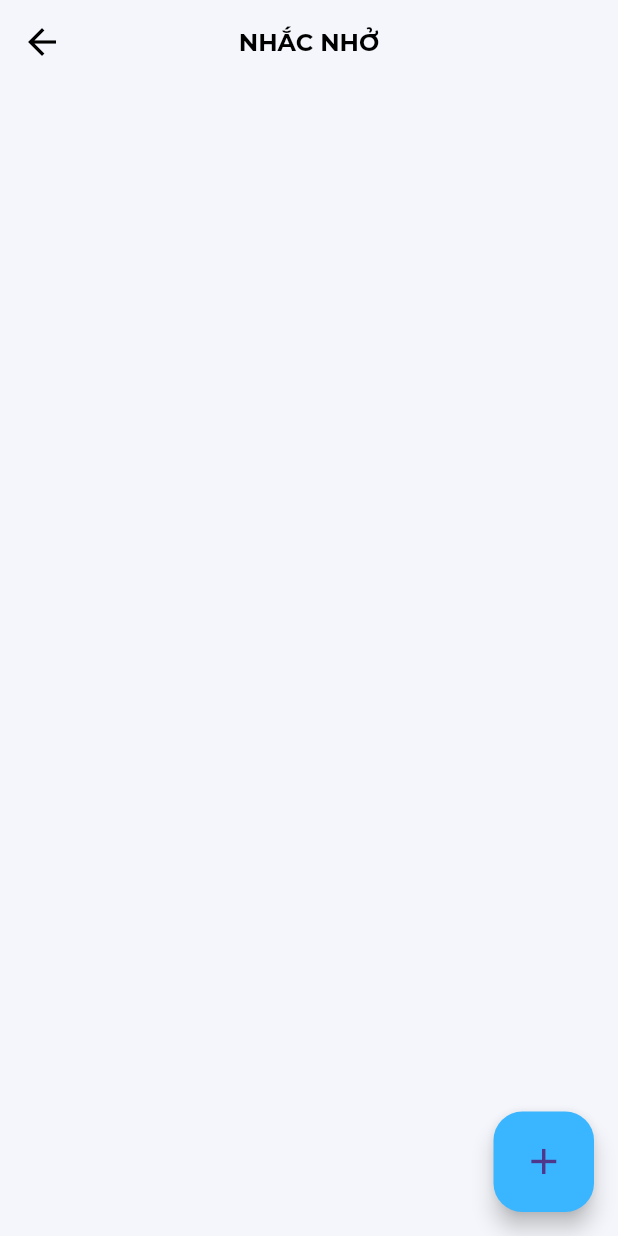
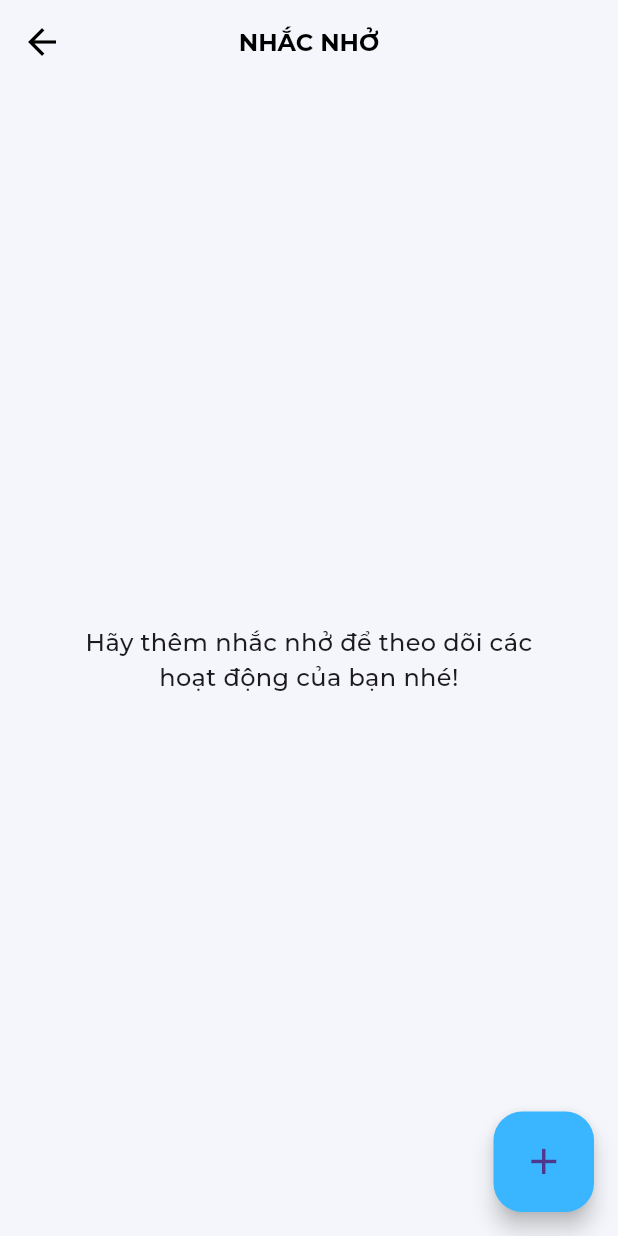
Before and after one commit to anhtu193/careOn, a Flutter app: the screen it shows once a user with an empty profile is signed in, after a tap on "Nhắc nhở", on a phone screen of 412 x 824 dp. Run offline on Flutter 3.47's test engine with Material 3 defaults, Android fonts, the phone set to English and light mode, and no system bars; our stand-ins replace cloud_firestore, firebase_auth, firebase_core, google_nav_bar, shared_preferences; missing offline and left inert: dart:ffi, dialog_flowtter; accounts and stored records are empty; project files that could hold a hidden picture were left out.

Commit message:
edit, delete reminder

```diff
--- a/lib/pages/reminder_page.dart
+++ b/lib/pages/reminder_page.dart
@@ -1,6 +1,9 @@
+import 'package:care_on/components/reminder_tile.dart';
 import 'package:care_on/models/reminder_model.dart';
 import 'package:care_on/pages/add_reminder_page.dart';
 import 'package:care_on/pages/navigator.dart';
+import 'package:cloud_firestore/cloud_firestore.dart';
+import 'package:firebase_auth/firebase_auth.dart';
 import 'package:flutter/material.dart';
 
 class ReminderPage extends StatefulWidget {
@@ -12,6 +15,40 @@ class ReminderPage extends StatefulWidget {
 
 class _ReminderPageState extends State<ReminderPage> {
   List<Reminder> reminderList = [];
+
+  void getRemindersFromFirestore() async {
+    String userId = FirebaseAuth.instance.currentUser!.uid;
+
+    FirebaseFirestore.instance
+        .collection('reminders')
+        .where('userId', isEqualTo: userId)
+        .snapshots()
+        .listen((QuerySnapshot snapshot) {
+      setState(() {
+        reminderList.clear();
+        reminderList = snapshot.docs.map((DocumentSnapshot document) {
+          return Reminder(
+            userId: document['userId'],
+            reminderId: document['reminderId'],
+            description: document['description'],
+            needAlarm: document['needAlarm'],
+            onRepeat: document['onRepeat'],
+            reminderOn: document['reminderOn'],
+            timeStart: document['timeStart'],
+            title: document['title'],
+          );
+        }).toList();
+      });
+    });
+  }
+
+  @override
+  void initState() {
+    // TODO: implement initState
+    super.initState();
+    getRemindersFromFirestore();
+  }
+
   @override
   Widget build(BuildContext context) {
     return SafeArea(
@@ -54,6 +91,29 @@ class _ReminderPageState extends State<ReminderPage> {
           ),
         ),
       ),
+      body: reminderList.isEmpty
+          ? Center(
+              child: Container(
+                width: 300,
+                child: Text(
+                  "Hãy thêm nhắc nhở để theo dõi các hoạt động của bạn nhé!",
+                  textAlign: TextAlign.center,
+                  maxLines: null,
+                  style: TextStyle(fontSize: 16),
+                ),
+              ),
+            )
+          : ListView.builder(
+              itemCount: reminderList.length,
+              itemBuilder: (context, index) {
+                return Padding(
+                  padding: const EdgeInsets.only(bottom: 20),
+                  child: ReminderTile(
+                    reminder: reminderList[index],
+                  ),
+                );
+              },
+            ),
     ));
   }
 }
```
Also changed, not shown: lib/components/reminder_tile.dart (added, +119 -0 lines), lib/pages/add_reminder_page.dart (+82 -7 lines), lib/images/alarm_off.png (added), lib/images/alarm_on.png (added), lib/images/calendar.png (added), lib/images/time.png (added).
